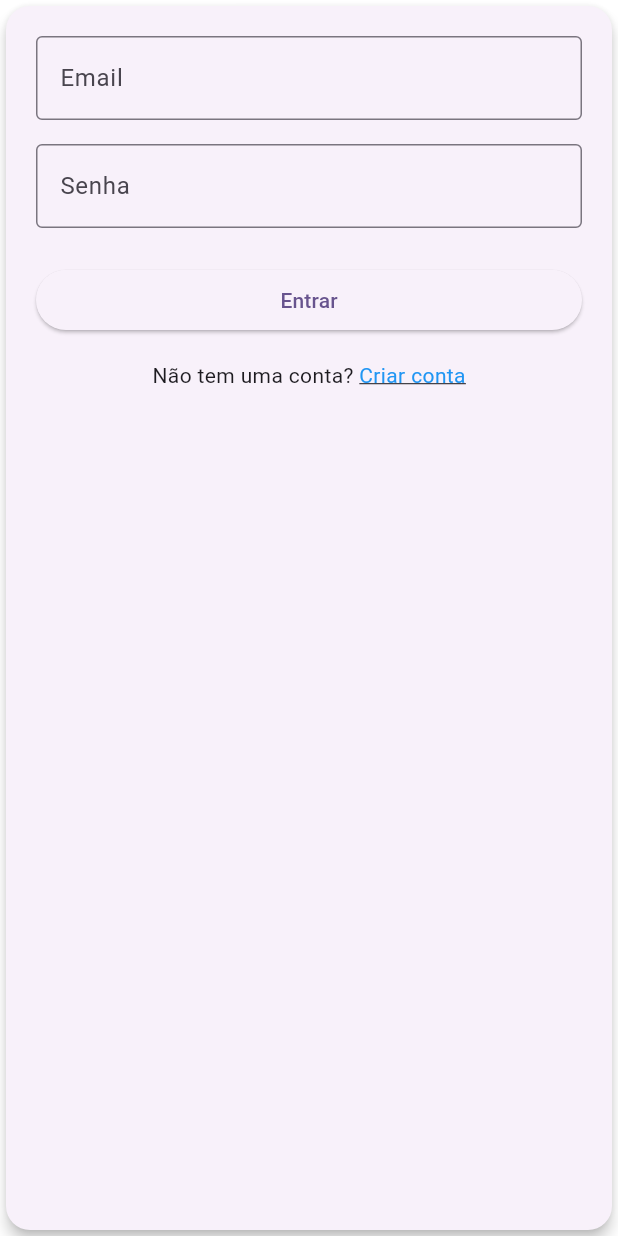
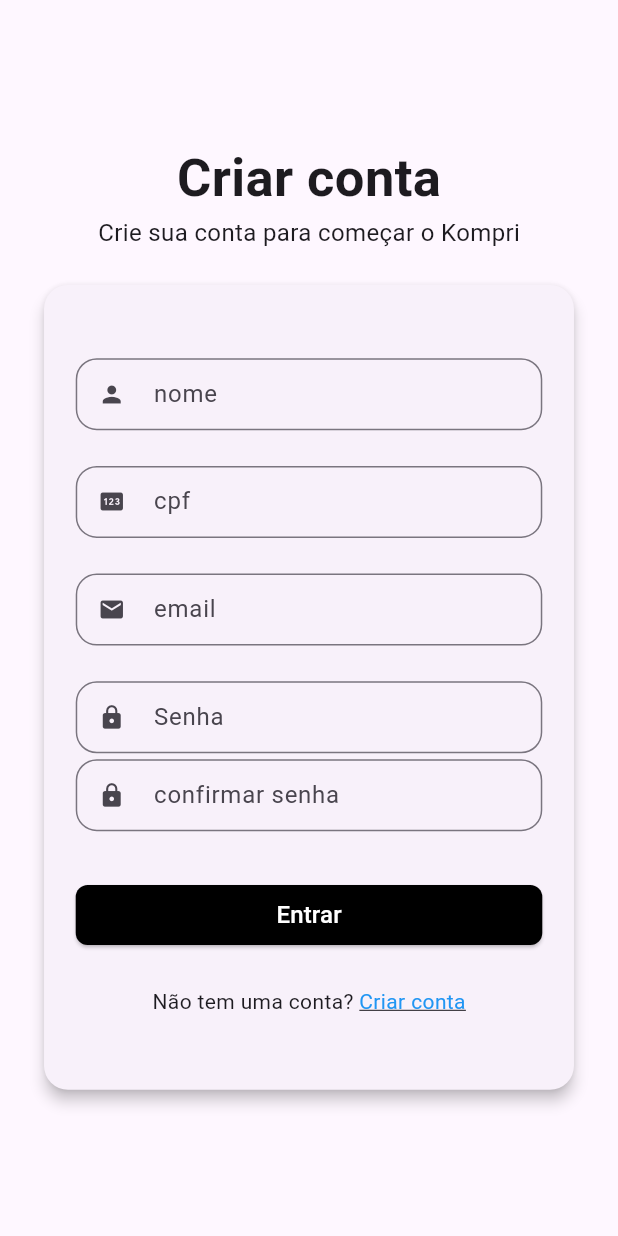
Before and after one commit to douglasdodo1/Kompri, a Flutter app: the screen it shows after launch, after a tap on "Criar conta", on a phone screen of 412 x 824 dp. Run offline on Flutter 3.47's test engine with Material 3 defaults, Android fonts, the phone set to English and light mode, and no system bars; our stand-ins replace equatable, flutter_bloc, flutter_screenutil, get_it, go_router, lucide_icons and 1 more.

Commit message:
feat:pagina de cadastro(temp), feat: pagina de login

```diff
--- a/frontend/lib/core/pagina_base.dart
+++ b/frontend/lib/core/pagina_base.dart
@@ -1,4 +1,5 @@
 import 'package:flutter/material.dart';
+import 'package:frontend/presentation/auth/pages/login_page.dart';
 import 'package:frontend/presentation/compras/pages/compra_page.dart';
 import 'package:frontend/presentation/compras/pages/compras_historico_page.dart';
 import 'package:frontend/presentation/produtos/pages/lista_produtos_page.dart';
@@ -42,12 +43,6 @@ class _PaginaBaseState extends State<PaginaBase> {
 
   @override
   Widget build(BuildContext context) {
-    return Scaffold(
-      body: IndexedStack(index: selectedIndex, children: pages),
-      bottomNavigationBar: AppFooter(
-        onItemTapped: onItemTapped,
-        selectedIndex: selectedIndex,
-      ),
-    );
+    return LoginPage();
   }
 }
--- a/frontend/lib/core/routes/app_router.dart
+++ b/frontend/lib/core/routes/app_router.dart
@@ -1,4 +1,5 @@
-import 'package:frontend/presentation/usuarios/pages/login_page.dart';
+import 'package:frontend/presentation/auth/pages/login_page.dart';
+import 'package:frontend/presentation/usuarios/pages/cadastro_page.dart';
 import 'package:go_router/go_router.dart';
 import 'package:frontend/presentation/compras/pages/compra_page.dart';
 import 'package:frontend/presentation/compras/pages/compras_historico_page.dart';
@@ -7,14 +8,29 @@ import 'package:frontend/presentation/produtos/pages/lista_produtos_page.dart';
 final GoRouter router = GoRouter(
   initialLocation: '/login',
   routes: [
-    GoRoute(path: '/login', builder: (context, state) => const LoginPage()),
-    GoRoute(path: '/compra', builder: (context, state) => const CompraPage()),
+    GoRoute(
+      path: '/login',
+      name: 'login',
+      builder: (context, state) => const LoginPage(),
+    ),
+    GoRoute(
+      path: '/compra',
+      name: 'compra',
+      builder: (context, state) => const CompraPage(),
+    ),
+    GoRoute(
+      path: '/cadastro',
+      name: 'cadastro',
+      builder: (context, state) => const CadastroPage(),
+    ),
     GoRoute(
       path: '/produtos',
+      name: 'produtos',
       builder: (context, state) => const ListaProdutosPage(),
     ),
     GoRoute(
       path: '/historico',
+      name: 'historico',
       builder: (context, state) => const CompraHistoricoPage(),
     ),
   ],
--- a/frontend/lib/main.dart
+++ b/frontend/lib/main.dart
@@ -2,7 +2,6 @@ import 'package:flutter/foundation.dart';
 import 'package:flutter/material.dart';
 import 'package:flutter_screenutil/flutter_screenutil.dart';
 import 'package:flutter_bloc/flutter_bloc.dart';
-import 'package:frontend/core/pagina_base.dart';
 import 'package:frontend/core/routes/app_router.dart';
 import 'package:frontend/services/shared_preferences_service.dart';
 import 'package:intl/date_symbol_data_local.dart';
--- /dev/null
+++ b/frontend/lib/presentation/auth/pages/login_page.dart
@@ -0,0 +1,32 @@
+import 'package:flutter/material.dart';
+import 'package:flutter_screenutil/flutter_screenutil.dart';
+import 'package:frontend/presentation/auth/widgets/login_widget.dart';
+
+class LoginPage extends StatefulWidget {
+  const LoginPage({super.key});
+
+  @override
+  State<LoginPage> createState() => _LoginPageState();
+}
+
+class _LoginPageState extends State<LoginPage> {
+  @override
+  void initState() {
+    super.initState();
+  }
+
+  @override
+  Widget build(BuildContext context) {
+    return Scaffold(
+      body: Center(
+        child: Container(
+          color: const Color.fromARGB(255, 240, 238, 238),
+          child: Padding(
+            padding: EdgeInsets.symmetric(horizontal: 24.w),
+            child: LoginWidget(),
+          ),
+        ),
+      ),
+    );
+  }
+}
--- /dev/null
+++ b/frontend/lib/presentation/auth/widgets/login_widget.dart
@@ -0,0 +1,134 @@
+import 'package:flutter/material.dart';
+import 'package:flutter_screenutil/flutter_screenutil.dart';
+import 'package:go_router/go_router.dart';
+
+class LoginWidget extends StatefulWidget {
+  const LoginWidget({super.key});
+
+  @override
+  State<LoginWidget> createState() => _LoginWidgetState();
+}
+
+class _LoginWidgetState extends State<LoginWidget> {
+  final TextEditingController _emailController = TextEditingController();
+  final TextEditingController _passwordController = TextEditingController();
+  bool _isLoading = false;
+
+  Future<void> _handleSubmit() async {
+    setState(() {
+      _isLoading = true;
+    });
+
+    final email = _emailController.text;
+    final password = _passwordController.text;
+
+    debugPrint("Login attempt: { email: $email, password: $password }");
+
+    await Future.delayed(const Duration(seconds: 1));
+
+    setState(() {
+      _isLoading = false;
+    });
+  }
+
+  @override
+  Widget build(BuildContext context) {
+    return Column(
+      crossAxisAlignment: CrossAxisAlignment.center,
+      mainAxisAlignment: MainAxisAlignment.center,
+
+      children: [
+        Text(
+          "Entrar",
+          style: TextStyle(fontSize: 35, fontWeight: FontWeight.bold),
+        ),
+        Text("Faça login para continuar", style: TextStyle(fontSize: 16)),
+        SizedBox(height: 20.h),
+        Card(
+          elevation: 4,
+          shape: RoundedRectangleBorder(
+            borderRadius: BorderRadius.circular(16),
+          ),
+
+          child: Padding(
+            padding: EdgeInsets.symmetric(horizontal: 20.w, vertical: 50.h),
+            child: Form(
+              child: Column(
+                mainAxisSize: MainAxisSize.min,
+                spacing: 4.h,
+                children: [
+                  TextFormField(
+                    controller: _emailController,
+                    decoration: const InputDecoration(
+                      labelText: "Email",
+                      hintText: "seu@email.com",
+                      border: OutlineInputBorder(
+                        borderRadius: BorderRadius.all(Radius.circular(14)),
+                      ),
+                      isDense: true,
+                      prefixIcon: Icon(Icons.email),
+                    ),
+                    keyboardType: TextInputType.emailAddress,
+                  ),
+                  const SizedBox(height: 16),
+
+                  TextFormField(
+                    controller: _passwordController,
+                    decoration: const InputDecoration(
+                      labelText: "Senha",
+                      hintText: "Digite sua senha",
+                      border: OutlineInputBorder(
+                        borderRadius: BorderRadius.all(Radius.circular(14)),
+                      ),
+                      isDense: true,
+                      prefixIcon: Icon(Icons.lock),
+                    ),
+                    obscureText: true,
+                  ),
+                  const SizedBox(height: 24),
+
+                  SizedBox(
+                    width: double.infinity,
+                    child: ElevatedButton(
+                      onPressed: _isLoading ? null : _handleSubmit,
+                      style: ElevatedButton.styleFrom(
+                        shape: RoundedRectangleBorder(
+                          borderRadius: BorderRadius.circular(8),
+                        ),
+                        backgroundColor: Colors.black,
+                      ),
+                      child: const Text(
+                        "Entrar",
+                        style: TextStyle(fontSize: 16, color: Colors.white),
+                      ),
+                    ),
+                  ),
+                  const SizedBox(height: 16),
+
+                  Row(
+                    mainAxisAlignment: MainAxisAlignment.center,
+                    children: [
+                      const Text("Não tem uma conta? "),
+                      GestureDetector(
+                        onTap: () {
+                          context.goNamed('cadastro');
+                        },
+                        child: const Text(
+                          "Criar conta",
+                          style: TextStyle(
+                            color: Colors.blue,
+                            decoration: TextDecoration.underline,
+                          ),
+                        ),
+                      ),
+                    ],
+                  ),
+                ],
+              ),
+            ),
+          ),
+        ),
+      ],
+    );
+  }
+}
--- /dev/null
+++ b/frontend/lib/presentation/usuarios/pages/cadastro_page.dart
@@ -0,0 +1,17 @@
+import 'package:flutter/material.dart';
+import 'package:flutter_screenutil/flutter_screenutil.dart';
+import 'package:frontend/presentation/usuarios/widget/cadastro_widget.dart';
+
+class CadastroPage extends StatelessWidget {
+  const CadastroPage({super.key});
+
+  @override
+  Widget build(BuildContext context) {
+    return Scaffold(
+      body: Padding(
+        padding: EdgeInsets.symmetric(horizontal: 24.w),
+        child: CadastroWidget(),
+      ),
+    );
+  }
+}
--- a/frontend/lib/presentation/usuarios/pages/login_page.dart
+++ /dev/null
@@ -1,11 +0,0 @@
-import 'package:flutter/material.dart';
-import 'package:frontend/presentation/usuarios/widget/login_widget.dart';
-
-class LoginPage extends StatelessWidget {
-  const LoginPage({super.key});
-
-  @override
-  Widget build(BuildContext context) {
-    return LoginWidget();
-  }
-}
--- /dev/null
+++ b/frontend/lib/presentation/usuarios/widget/cadastro_widget.dart
@@ -0,0 +1,175 @@
+import 'package:flutter/material.dart';
+import 'package:flutter_screenutil/flutter_screenutil.dart';
+import 'package:go_router/go_router.dart';
+
+class CadastroWidget extends StatefulWidget {
+  const CadastroWidget({super.key});
+
+  @override
+  State<CadastroWidget> createState() => _CadastroWidgetState();
+}
+
+class _CadastroWidgetState extends State<CadastroWidget> {
+  final TextEditingController _nomeController = TextEditingController();
+  final TextEditingController _cpfController = TextEditingController();
+  final TextEditingController _emailController = TextEditingController();
+  final TextEditingController _senhaController = TextEditingController();
+  final TextEditingController _confirmarSenhaController =
+      TextEditingController();
+
+  @override
+  void dispose() {
+    _nomeController.dispose();
+    _cpfController.dispose();
+    _emailController.dispose();
+    _senhaController.dispose();
+    _confirmarSenhaController.dispose();
+    super.dispose();
+  }
+
+  @override
+  Widget build(BuildContext context) {
+    return Column(
+      mainAxisAlignment: MainAxisAlignment.center,
+      children: [
+        Text(
+          "Criar conta",
+          style: TextStyle(fontSize: 35, fontWeight: FontWeight.bold),
+        ),
+        Text(
+          "Crie sua conta para começar o Kompri",
+          style: TextStyle(fontSize: 16),
+        ),
+        SizedBox(height: 20.h),
+        Card(
+          elevation: 4,
+          shape: RoundedRectangleBorder(
+            borderRadius: BorderRadius.circular(16),
+          ),
+
+          child: Padding(
+            padding: EdgeInsets.symmetric(horizontal: 20.w, vertical: 50.h),
+            child: Form(
+              child: Column(
+                mainAxisSize: MainAxisSize.min,
+                spacing: 4.h,
+                children: [
+                  TextFormField(
+                    controller: _nomeController,
+                    decoration: const InputDecoration(
+                      labelText: "nome",
+                      hintText: "nome",
+                      border: OutlineInputBorder(
+                        borderRadius: BorderRadius.all(Radius.circular(14)),
+                      ),
+                      isDense: true,
+                      prefixIcon: Icon(Icons.person),
+                    ),
+                    keyboardType: TextInputType.emailAddress,
+                  ),
+                  const SizedBox(height: 16),
+
+                  TextFormField(
+                    controller: _cpfController,
+                    decoration: const InputDecoration(
+                      labelText: "cpf",
+                      hintText: "somente digitos",
+                      border: OutlineInputBorder(
+                        borderRadius: BorderRadius.all(Radius.circular(14)),
+                      ),
+                      isDense: true,
+                      prefixIcon: Icon(Icons.pin),
+                    ),
+                    keyboardType: TextInputType.emailAddress,
+                  ),
+                  const SizedBox(height: 16),
+
+                  TextFormField(
+                    controller: _emailController,
+                    decoration: const InputDecoration(
+                      labelText: "email",
+                      hintText: "example@ex.com",
+                      border: OutlineInputBorder(
+                        borderRadius: BorderRadius.all(Radius.circular(14)),
+                      ),
+                      isDense: true,
+                      prefixIcon: Icon(Icons.email),
+                    ),
+                    keyboardType: TextInputType.emailAddress,
+                  ),
+                  const SizedBox(height: 16),
+
+                  TextFormField(
+                    controller: _senhaController,
+                    decoration: const InputDecoration(
+                      labelText: "Senha",
+                      hintText: "Digite sua senha",
+                      border: OutlineInputBorder(
+                        borderRadius: BorderRadius.all(Radius.circular(14)),
+                      ),
+                      isDense: true,
+                      prefixIcon: Icon(Icons.lock),
+                    ),
+                    obscureText: true,
+                  ),
+
+                  TextFormField(
+                    controller: _confirmarSenhaController,
+                    decoration: const InputDecoration(
+                      labelText: "confirmar senha",
+                      hintText: "digite sua senha novamente",
+                      border: OutlineInputBorder(
+                        borderRadius: BorderRadius.all(Radius.circular(14)),
+                      ),
+                      isDense: true,
+                      prefixIcon: Icon(Icons.lock),
+                    ),
+                    keyboardType: TextInputType.emailAddress,
+                  ),
+                  const SizedBox(height: 24),
+
+                  SizedBox(
+                    width: double.infinity,
+                    child: ElevatedButton(
+                      onPressed: () => {},
+                      style: ElevatedButton.styleFrom(
+                        shape: RoundedRectangleBorder(
+                          borderRadius: BorderRadius.circular(8),
+                        ),
+                        backgroundColor: Colors.black,
+                      ),
+                      child: const Text(
+                        "Entrar",
+                        style: TextStyle(fontSize: 16, color: Colors.white),
+                      ),
+                    ),
+                  ),
+                  const SizedBox(height: 16),
+
+                  Row(
+                    mainAxisAlignment: MainAxisAlignment.center,
+                    children: [
+                      const Text("Não tem uma conta? "),
+                      GestureDetector(
+                        onTap: () {
+                          context.goNamed("login");
+                        },
+                        child: const Text(
+                          "Criar conta",
+                          style: TextStyle(
+                            color: Colors.blue,
+                            decoration: TextDecoration.underline,
+                          ),
+                        ),
+                      ),
+                    ],
+                  ),
+                ],
+              ),
+            ),
+          ),
+        ),
+      ],
+    );
+  }
+}
--- a/frontend/lib/presentation/usuarios/widget/login_widget.dart
+++ /dev/null
@@ -1,112 +0,0 @@
-import 'package:flutter/material.dart';
-
-class LoginWidget extends StatefulWidget {
-  const LoginWidget({super.key});
-
-  @override
-  State<LoginWidget> createState() => _LoginWidgetState();
-}
-
-class _LoginWidgetState extends State<LoginWidget> {
-  final TextEditingController _emailController = TextEditingController();
-  final TextEditingController _passwordController = TextEditingController();
-  bool _isLoading = false;
-
-  Future<void> _handleSubmit() async {
-    setState(() {
-      _isLoading = true;
-    });
-
-    final email = _emailController.text;
-    final password = _passwordController.text;
-
-    debugPrint("Login attempt: { email: $email, password: $password }");
-
-    await Future.delayed(const Duration(seconds: 1));
-
-    setState(() {
-      _isLoading = false;
-    });
-
-    if (mounted) {
-      Navigator.pushReplacementNamed(context, "/");
-    }
-  }
-
-  @override
-  Widget build(BuildContext context) {
-    return Card(
-      elevation: 4,
-      shape: RoundedRectangleBorder(borderRadius: BorderRadius.circular(16)),
-      child: Padding(
-        padding: const EdgeInsets.all(20),
-        child: Form(
-          child: Column(
-            mainAxisSize: MainAxisSize.min,
-            children: [
-              TextFormField(
-                controller: _emailController,
-                decoration: const InputDecoration(
-                  labelText: "Email",
-                  hintText: "seu@email.com",
-                  border: OutlineInputBorder(),
-                ),
-                keyboardType: TextInputType.emailAddress,
-              ),
-              const SizedBox(height: 16),
-
-              TextFormField(
-                controller: _passwordController,
-                decoration: const InputDecoration(
-                  labelText: "Senha",
-                  hintText: "Digite sua senha",
-                  border: OutlineInputBorder(),
-                ),
-                obscureText: true,
-              ),
-              const SizedBox(height: 24),
-
-              // Botão
-              SizedBox(
-                width: double.infinity,
-                child: ElevatedButton(
-                  onPressed: _isLoading ? null : _handleSubmit,
-                  child: _isLoading
-                      ? const SizedBox(
-                          height: 20,
-                          width: 20,
-                          child: CircularProgressIndicator(
-                            strokeWidth: 2,
-                            valueColor: AlwaysStoppedAnimation(Colors.white),
-                          ),
-                        )
-                      : const Text("Entrar"),
-                ),
-              ),
-              const SizedBox(height: 16),
-
-              Row(
-                mainAxisAlignment: MainAxisAlignment.center,
-                children: [
-                  const Text("Não tem uma conta? "),
-                  GestureDetector(
-                    onTap: () {
-                      Navigator.pushNamed(context, "/cadastro");
-                    },
-                    child: const Text(
-                      "Criar conta",
-                      style: TextStyle(
-                        color: Colors.blue,
-                        decoration: TextDecoration.underline,
-                      ),
-                    ),
-                  ),
-                ],
-              ),
-            ],
-          ),
-        ),
-      ),
-    );
-  }
-}
```
